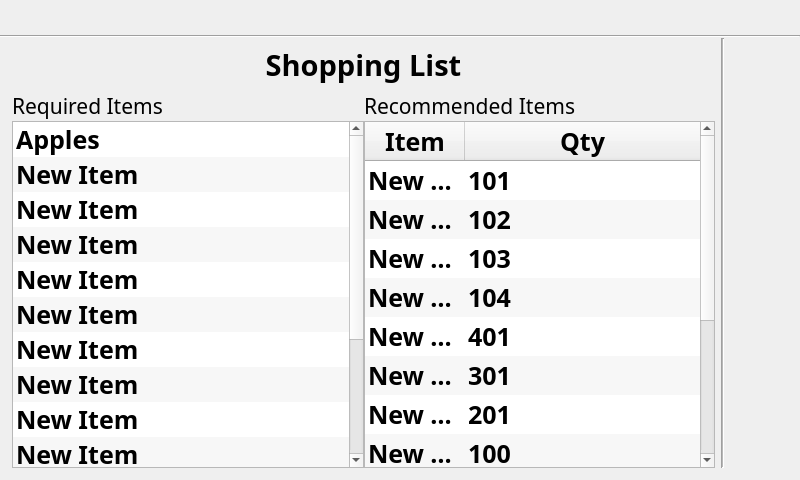
The window that Windows/mainWindow.ui (addisonElliott/SmartShopTouchScreen) describes before a commit, drawn with Qt 5.
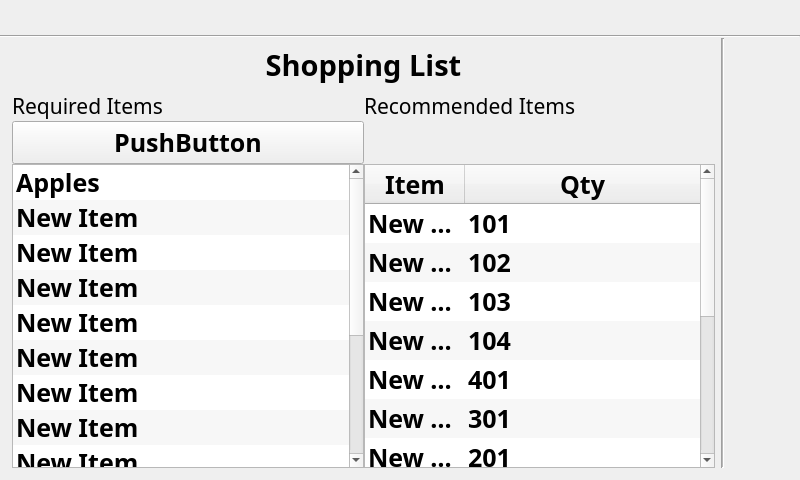
The same window after the commit. Icons and pictures are not drawn. Custom widgets are drawn as their Qt base class.

Commit message: Added "Print" Icon Modified "Shopping Cart" Icon Started floating button set up for items lists (Not functional)

The edit to the form file:
```diff
--- a/Windows/mainWindow.ui
+++ b/Windows/mainWindow.ui
@@ -66,143 +66,7 @@
      <property name="bottomMargin">
       <number>6</number>
      </property>
-     <item row="2" column="0">
-      <widget class="QListWidget" name="reqItemsWidget">
-       <property name="font">
-        <font>
-         <pointsize>19</pointsize>
-        </font>
-       </property>
-       <property name="editTriggers">
-        <set>QAbstractItemView::NoEditTriggers</set>
-       </property>
-       <property name="dragDropMode">
-        <enum>QAbstractItemView::DropOnly</enum>
-       </property>
-       <property name="defaultDropAction">
-        <enum>Qt::MoveAction</enum>
-       </property>
-       <property name="alternatingRowColors">
-        <bool>true</bool>
-       </property>
-       <property name="selectionMode">
-        <enum>QAbstractItemView::MultiSelection</enum>
-       </property>
-       <property name="viewMode">
-        <enum>QListView::ListMode</enum>
-       </property>
-       <item>
-        <property name="text">
-         <string>Apples</string>
-        </property>
-       </item>
-       <item>
-        <property name="text">
-         <string>New Item</string>
-        </property>
-       </item>
-       <item>
-        <property name="text">
-         <string>New Item</string>
-        </property>
-       </item>
-       <item>
-        <property name="text">
-         <string>New Item</string>
-        </property>
-       </item>
-       <item>
-        <property name="text">
-         <string>New Item</string>
-        </property>
-       </item>
-       <item>
-        <property name="text">
-         <string>New Item</string>
-        </property>
-       </item>
-       <item>
-        <property name="text">
-         <string>New Item</string>
-        </property>
-       </item>
-       <item>
-        <property name="text">
-         <string>New Item</string>
-        </property>
-       </item>
-       <item>
-        <property name="text">
-         <string>New Item</string>
-        </property>
-       </item>
-       <item>
-        <property name="text">
-         <string>New Item</string>
-        </property>
-       </item>
-       <item>
-        <property name="text">
-         <string>New Item</string>
-        </property>
-       </item>
-       <item>
-        <property name="text">
-         <string>New Item</string>
-        </property>
-       </item>
-       <item>
-        <property name="text">
-         <string>Bananas</string>
-        </property>
-       </item>
-       <item>
-        <property name="text">
-         <string>Onions</string>
-        </property>
-       </item>
-      </widget>
-     </item>
-     <item row="0" column="0" colspan="2">
-      <widget class="TouchButton" name="EditShopingListButton">
-       <property name="minimumSize">
-        <size>
-         <width>0</width>
-         <height>53</height>
-        </size>
-       </property>
-       <property name="maximumSize">
-        <size>
-         <width>16777215</width>
-         <height>16777215</height>
-        </size>
-       </property>
-       <property name="font">
-        <font>
-         <family>Cronus Round</family>
-         <pointsize>22</pointsize>
-        </font>
-       </property>
-       <property name="styleSheet">
-        <string notr="true">background-color: transparent;
-border: 0;</string>
-       </property>
-       <property name="text">
-        <string>Shopping List</string>
-       </property>
-       <property name="icon">
-        <iconset resource="../Resource_BY.qrc">
-         <normaloff>:/Icons/Icons/BinocularsIcon_Finished.png</normaloff>:/Icons/Icons/BinocularsIcon_Finished.png</iconset>
-       </property>
-       <property name="iconSize">
-        <size>
-         <width>32</width>
-         <height>32</height>
-        </size>
-       </property>
-      </widget>
-     </item>
-     <item row="0" column="7" rowspan="3">
+     <item row="0" column="7" rowspan="4">
       <layout class="QVBoxLayout" name="verticalLayout_4">
        <property name="rightMargin">
         <number>0</number>
@@ -496,7 +360,143 @@
        </property>
       </spacer>
      </item>
-     <item row="0" column="3" rowspan="3">
+     <item row="0" column="0" colspan="2">
+      <widget class="TouchButton" name="EditShopingListButton">
+       <property name="minimumSize">
+        <size>
+         <width>0</width>
+         <height>53</height>
+        </size>
+       </property>
+       <property name="maximumSize">
+        <size>
+         <width>16777215</width>
+         <height>16777215</height>
+        </size>
+       </property>
+       <property name="font">
+        <font>
+         <family>Cronus Round</family>
+         <pointsize>22</pointsize>
+        </font>
+       </property>
+       <property name="styleSheet">
+        <string notr="true">background-color: transparent;
+border: 0;</string>
+       </property>
+       <property name="text">
+        <string>Shopping List</string>
+       </property>
+       <property name="icon">
+        <iconset resource="../Resource_BY.qrc">
+         <normaloff>:/Icons/Icons/PrintIcon_Finished.png</normaloff>:/Icons/Icons/PrintIcon_Finished.png</iconset>
+       </property>
+       <property name="iconSize">
+        <size>
+         <width>32</width>
+         <height>32</height>
+        </size>
+       </property>
+      </widget>
+     </item>
+     <item row="3" column="0">
+      <widget class="QListWidget" name="reqItemsWidget">
+       <property name="font">
+        <font>
+         <pointsize>19</pointsize>
+        </font>
+       </property>
+       <property name="editTriggers">
+        <set>QAbstractItemView::NoEditTriggers</set>
+       </property>
+       <property name="dragDropMode">
+        <enum>QAbstractItemView::DropOnly</enum>
+       </property>
+       <property name="defaultDropAction">
+        <enum>Qt::MoveAction</enum>
+       </property>
+       <property name="alternatingRowColors">
+        <bool>true</bool>
+       </property>
+       <property name="selectionMode">
+        <enum>QAbstractItemView::MultiSelection</enum>
+       </property>
+       <property name="viewMode">
+        <enum>QListView::ListMode</enum>
+       </property>
+       <item>
+        <property name="text">
+         <string>Apples</string>
+        </property>
+       </item>
+       <item>
+        <property name="text">
+         <string>New Item</string>
+        </property>
+       </item>
+       <item>
+        <property name="text">
+         <string>New Item</string>
+        </property>
+       </item>
+       <item>
+        <property name="text">
+         <string>New Item</string>
+        </property>
+       </item>
+       <item>
+        <property name="text">
+         <string>New Item</string>
+        </property>
+       </item>
+       <item>
+        <property name="text">
+         <string>New Item</string>
+        </property>
+       </item>
+       <item>
+        <property name="text">
+         <string>New Item</string>
+        </property>
+       </item>
+       <item>
+        <property name="text">
+         <string>New Item</string>
+        </property>
+       </item>
+       <item>
+        <property name="text">
+         <string>New Item</string>
+        </property>
+       </item>
+       <item>
+        <property name="text">
+         <string>New Item</string>
+        </property>
+       </item>
+       <item>
+        <property name="text">
+         <string>New Item</string>
+        </property>
+       </item>
+       <item>
+        <property name="text">
+         <string>New Item</string>
+        </property>
+       </item>
+       <item>
+        <property name="text">
+         <string>Bananas</string>
+        </property>
+       </item>
+       <item>
+        <property name="text">
+         <string>Onions</string>
+        </property>
+       </item>
+      </widget>
+     </item>
+     <item row="0" column="3" rowspan="4">
       <widget class="Line" name="line_2">
        <property name="lineWidth">
         <number>1</number>
@@ -509,7 +509,7 @@
        </property>
       </widget>
      </item>
-     <item row="2" column="1">
+     <item row="3" column="1">
       <widget class="QTableWidget" name="recItemsWidget">
        <property name="font">
         <font>
@@ -668,6 +668,13 @@
        </item>
       </widget>
      </item>
+     <item row="2" column="0">
+      <widget class="QPushButton" name="floatingPB1">
+       <property name="text">
+        <string>PushButton</string>
+       </property>
+      </widget>
+     </item>
     </layout>
    </item>
    <item row="0" column="0">
```
Left out of the diff: 2 changed lines with no effect on the pictures. The commit also changes 5 other files.
